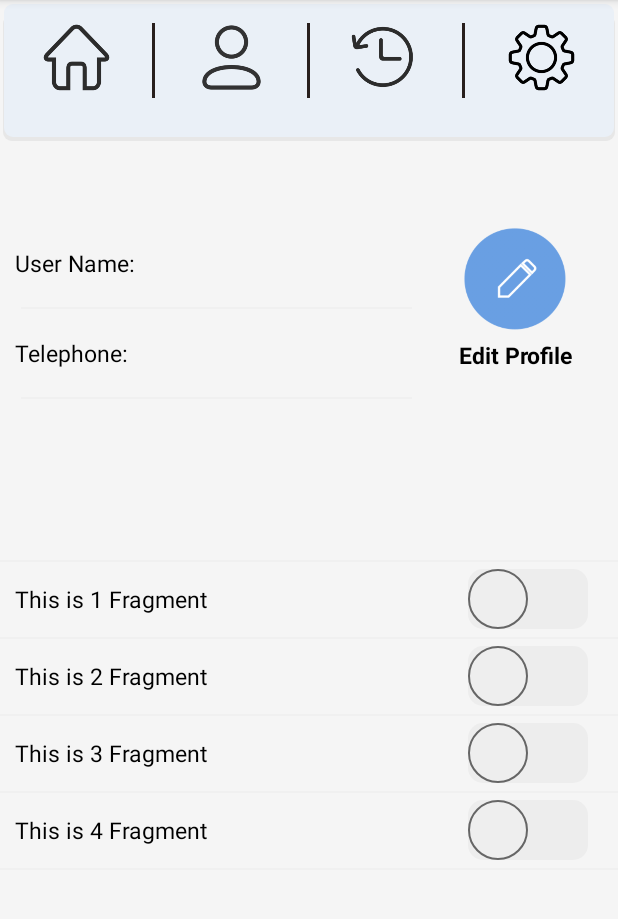
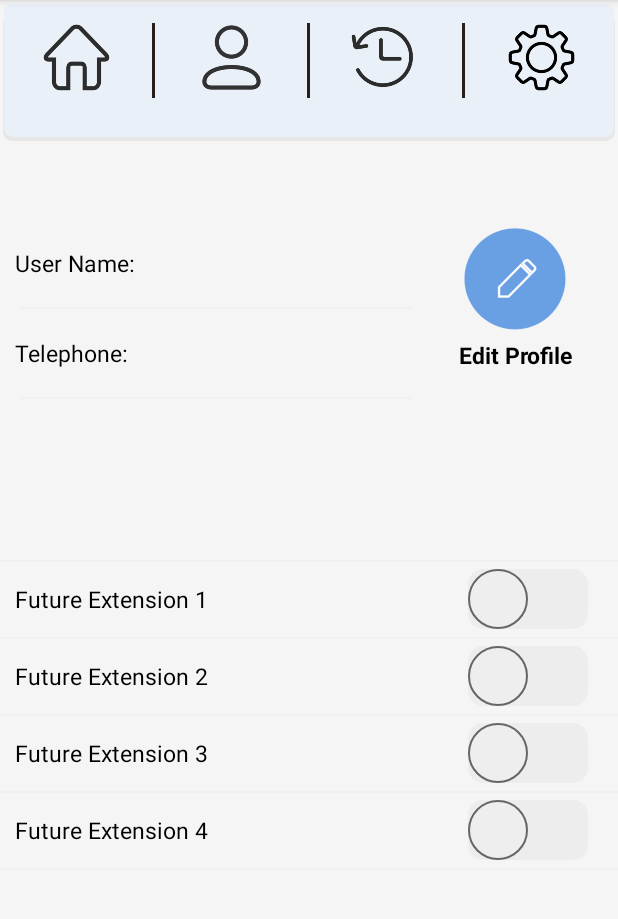
Before and after one commit to Dewei-Yu/MySOS, an Android app: the fragment SettingFragment placed in its activity, on a phone screen of 412 x 824 dp, the part 84-1003 px from its top. Run offline under Robolectric (Android 15) with nearby library versions, the phone set to English and light mode, and no system bars; our stand-ins replace Firebase (no records; nobody signed in at launch, a user with empty details on screens opened directly).

Commit message:
change fragment setting text

```diff
--- a/app/src/main/res/layout/fragment_setting.xml
+++ b/app/src/main/res/layout/fragment_setting.xml
@@ -138,7 +138,7 @@
             <TextView
                 android:layout_width="0dp"
                 android:layout_height="match_parent"
-                android:text="This is 1 Fragment"
+                android:text="Future Extension 1"
                 android:textSize="15sp"
                 android:textColor="#000"
                 android:textStyle="normal"
@@ -174,7 +174,7 @@
             <TextView
                 android:layout_width="0dp"
                 android:layout_height="match_parent"
-                android:text="This is 2 Fragment"
+                android:text="Future Extension 2"
                 android:textSize="15sp"
                 android:textColor="#000"
                 android:textStyle="normal"
@@ -210,7 +210,7 @@
             <TextView
                 android:layout_width="0dp"
                 android:layout_height="match_parent"
-                android:text="This is 3 Fragment"
+                android:text="Future Extension 3"
                 android:textSize="15sp"
                 android:textColor="#000"
                 android:textStyle="normal"
@@ -246,7 +246,7 @@
             <TextView
                 android:layout_width="0dp"
                 android:layout_height="match_parent"
-                android:text="This is 4 Fragment"
+                android:text="Future Extension 4"
                 android:textSize="15sp"
                 android:textColor="#000"
                 android:textStyle="normal"
```
